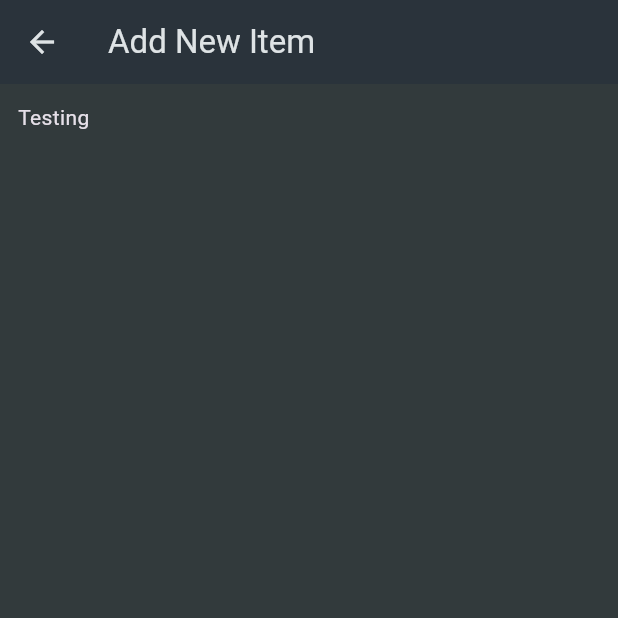
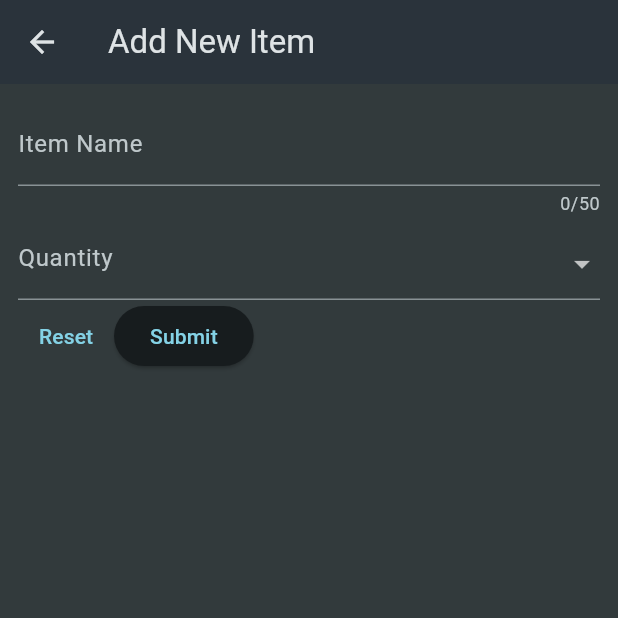
Before and after one commit to 3SyedShayan/Shopping-List, a Flutter app: the NewItem screen opened directly, on a phone screen of 412 x 824 dp, the top half of it. Run offline on Flutter 3.47's test engine with Material 3 defaults, Android fonts, the phone set to English and light mode, and no system bars.

```diff
--- a/lib/widgets/new_item.dart
+++ b/lib/widgets/new_item.dart
@@ -1,4 +1,5 @@
 import 'package:flutter/material.dart';
+import 'package:shopping_list/data/categories.dart';
 
 class NewItem extends StatefulWidget {
   const NewItem({super.key});
@@ -16,7 +17,66 @@ class _NewItemState extends State<NewItem> {
       ),
       body: Padding(
         padding: EdgeInsets.all(12),
-        child: Text("Testing"),
+        child: Form(
+          child: Column(
+            children: [
+              TextFormField(
+                decoration: InputDecoration(
+                  labelText: "Item Name",
+                ),
+                maxLength: 50,
+              ),
+              Row(
+                crossAxisAlignment: CrossAxisAlignment.end,
+                children: [
+                  Expanded(
+                    child: TextFormField(
+                      decoration: InputDecoration(
+                        labelText: "Quantity",
+                      ),
+                      keyboardType: TextInputType.number,
+                    ),
+                  ),
+                  Expanded(
+                    child: DropdownButtonFormField(
+                      items: [
+                        for (final category in categories.entries)
+                          DropdownMenuItem(
+                            value: category.value,
+                            child: Row(
+                              children: [
+                                Container(
+                                  width: 16,
+                                  height: 16,
+                                  color: category.value.color,
+                                ),
+                                SizedBox(width: 6),
+                                Text(category.value.name),
+                              ],
+                            ),
+                          )
+                      ],
+                      onChanged: (value) {},
+                    ),
+                  )
+                ],
+              ),
+              Row(
+                crossAxisAlignment: CrossAxisAlignment.end,
+                children: [
+                  TextButton(
+                    onPressed: () {},
+                    child: Text("Reset"),
+                  ),
+                  ElevatedButton(
+                    onPressed: () {},
+                    child: Text("Submit"),
+                  )
+                ],
+              )
+            ],
+          ),
+        ),
       ),
     );
   }
```
